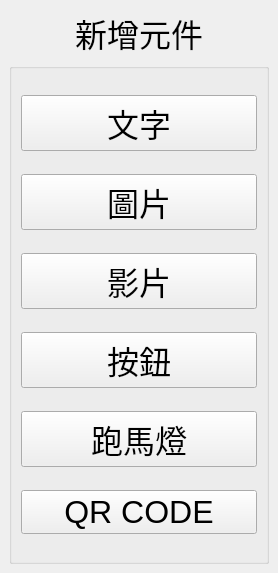
The window that src/ActiveManager/LayerAddContent.ui (roger0816/BoardT) describes before a commit, drawn with Qt 5.
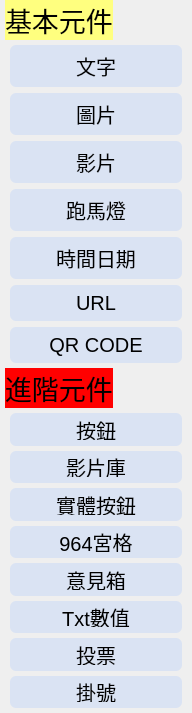
The same window after the commit.

Diff of the .ui file:
```diff
--- a/src/ActiveManager/LayerAddContent.ui
+++ b/src/ActiveManager/LayerAddContent.ui
@@ -6,8 +6,8 @@
    <rect>
     <x>0</x>
     <y>0</y>
-    <width>278</width>
-    <height>573</height>
+    <width>192</width>
+    <height>713</height>
    </rect>
   </property>
   <property name="windowTitle">
@@ -36,18 +36,293 @@
        <pointsize>24</pointsize>
       </font>
      </property>
+     <property name="styleSheet">
+      <string notr="true">QWidget#wBg{background-color: rgba(255, 255, 255, 0);}
+QPushButton {
+	background-color: rgb(218, 227, 243);
+	border:none;
+    border-radius: 6px;
+    border-color: beige;
+    font:  20px;
+    min-width: 8em;
+	min-height:1.2em;
+    padding: 6px;
+}
+QPushButton:pressed {
+ 
+	background-color: rgb(198, 200, 223);
+
+    border-style: outset;
+    border-width: 2px;
+}</string>
+     </property>
      <layout class="QGridLayout" name="gridLayout_2">
+      <property name="leftMargin">
+       <number>5</number>
+      </property>
+      <property name="topMargin">
+       <number>0</number>
+      </property>
+      <property name="rightMargin">
+       <number>5</number>
+      </property>
+      <property name="bottomMargin">
+       <number>0</number>
+      </property>
+      <property name="spacing">
+       <number>0</number>
+      </property>
+      <item row="3" column="0">
+       <widget class="QWidget" name="wAdv" native="true">
+        <property name="minimumSize">
+         <size>
+          <width>0</width>
+          <height>200</height>
+         </size>
+        </property>
+        <layout class="QVBoxLayout" name="verticalLayout_2">
+         <property name="spacing">
+          <number>5</number>
+         </property>
+         <property name="leftMargin">
+          <number>5</number>
+         </property>
+         <property name="topMargin">
+          <number>5</number>
+         </property>
+         <property name="rightMargin">
+          <number>5</number>
+         </property>
+         <property name="bottomMargin">
+          <number>5</number>
+         </property>
+         <item>
+          <widget class="QPushButton" name="btnAddBtn">
+           <property name="font">
+            <font>
+             <pointsize>-1</pointsize>
+             <weight>50</weight>
+             <italic>false</italic>
+             <bold>false</bold>
+            </font>
+           </property>
+           <property name="text">
+            <string>按鈕</string>
+           </property>
+          </widget>
+         </item>
+         <item>
+          <widget class="QPushButton" name="btnAddMedia">
+           <property name="text">
+            <string>影片庫</string>
+           </property>
+          </widget>
+         </item>
+         <item>
+          <widget class="QPushButton" name="btnAddPixBtn">
+           <property name="text">
+            <string>實體按鈕</string>
+           </property>
+          </widget>
+         </item>
+         <item>
+          <widget class="QPushButton" name="btnAdd964">
+           <property name="text">
+            <string>964宮格</string>
+           </property>
+          </widget>
+         </item>
+         <item>
+          <widget class="QPushButton" name="btnAddPaiter">
+           <property name="text">
+            <string>意見箱</string>
+           </property>
+          </widget>
+         </item>
+         <item>
+          <widget class="QPushButton" name="btnAddTxtValue">
+           <property name="text">
+            <string>Txt數值</string>
+           </property>
+          </widget>
+         </item>
+         <item>
+          <widget class="QPushButton" name="btnAddTicket">
+           <property name="text">
+            <string>投票</string>
+           </property>
+          </widget>
+         </item>
+         <item>
+          <widget class="QPushButton" name="btnAddOrder">
+           <property name="text">
+            <string>掛號</string>
+           </property>
+          </widget>
+         </item>
+         <item>
+          <spacer name="verticalSpacer_2">
+           <property name="orientation">
+            <enum>Qt::Vertical</enum>
+           </property>
+           <property name="sizeHint" stdset="0">
+            <size>
+             <width>20</width>
+             <height>40</height>
+            </size>
+           </property>
+          </spacer>
+         </item>
+        </layout>
+       </widget>
+      </item>
+      <item row="2" column="0">
+       <widget class="QWidget" name="widget_3" native="true">
+        <property name="minimumSize">
+         <size>
+          <width>0</width>
+          <height>40</height>
+         </size>
+        </property>
+        <layout class="QGridLayout" name="gridLayout_4">
+         <property name="leftMargin">
+          <number>0</number>
+         </property>
+         <property name="topMargin">
+          <number>0</number>
+         </property>
+         <property name="rightMargin">
+          <number>0</number>
+         </property>
+         <property name="bottomMargin">
+          <number>0</number>
+         </property>
+         <item row="0" column="0">
+          <widget class="QLabel" name="label_2">
+           <property name="sizePolicy">
+            <sizepolicy hsizetype="Maximum" vsizetype="Maximum">
+             <horstretch>0</horstretch>
+             <verstretch>0</verstretch>
+            </sizepolicy>
+           </property>
+           <property name="font">
+            <font>
+             <pointsize>20</pointsize>
+            </font>
+           </property>
+           <property name="styleSheet">
+            <string notr="true">background-color: rgb(255, 0, 0);</string>
+           </property>
+           <property name="text">
+            <string>進階元件</string>
+           </property>
+          </widget>
+         </item>
+         <item row="0" column="1">
+          <spacer name="horizontalSpacer_2">
+           <property name="orientation">
+            <enum>Qt::Horizontal</enum>
+           </property>
+           <property name="sizeHint" stdset="0">
+            <size>
+             <width>40</width>
+             <height>20</height>
+            </size>
+           </property>
+          </spacer>
+         </item>
+        </layout>
+       </widget>
+      </item>
+      <item row="0" column="0">
+       <widget class="QWidget" name="widget_2" native="true">
+        <property name="minimumSize">
+         <size>
+          <width>0</width>
+          <height>40</height>
+         </size>
+        </property>
+        <layout class="QGridLayout" name="gridLayout_3">
+         <property name="leftMargin">
+          <number>0</number>
+         </property>
+         <property name="topMargin">
+          <number>0</number>
+         </property>
+         <property name="rightMargin">
+          <number>0</number>
+         </property>
+         <property name="bottomMargin">
+          <number>0</number>
+         </property>
+         <property name="horizontalSpacing">
+          <number>0</number>
+         </property>
+         <item row="0" column="0">
+          <widget class="QLabel" name="label">
+           <property name="sizePolicy">
+            <sizepolicy hsizetype="Maximum" vsizetype="Maximum">
+             <horstretch>0</horstretch>
+             <verstretch>0</verstretch>
+            </sizepolicy>
+           </property>
+           <property name="font">
+            <font>
+             <pointsize>20</pointsize>
+            </font>
+           </property>
+           <property name="styleSheet">
+            <string notr="true">background-color: rgb(255, 255, 127);</string>
+           </property>
+           <property name="text">
+            <string>基本元件</string>
+           </property>
+           <property name="alignment">
+            <set>Qt::AlignLeading|Qt::AlignLeft|Qt::AlignVCenter</set>
+           </property>
+          </widget>
+         </item>
+         <item row="0" column="1">
+          <spacer name="horizontalSpacer">
+           <property name="orientation">
+            <enum>Qt::Horizontal</enum>
+           </property>
+           <property name="sizeHint" stdset="0">
+            <size>
+             <width>40</width>
+             <height>20</height>
+            </size>
+           </property>
+          </spacer>
+         </item>
+        </layout>
+       </widget>
+      </item>
       <item row="1" column="0">
-       <widget class="QGroupBox" name="groupBox">
-        <property name="title">
-         <string/>
-        </property>
-        <property name="alignment">
-         <set>Qt::AlignCenter</set>
-        </property>
+       <widget class="QWidget" name="wBasic" native="true">
         <layout class="QVBoxLayout" name="verticalLayout">
+         <property name="leftMargin">
+          <number>5</number>
+         </property>
+         <property name="topMargin">
+          <number>5</number>
+         </property>
+         <property name="rightMargin">
+          <number>5</number>
+         </property>
+         <property name="bottomMargin">
+          <number>5</number>
+         </property>
          <item>
           <widget class="QPushButton" name="btnAddText">
+           <property name="font">
+            <font>
+             <pointsize>-1</pointsize>
+             <weight>50</weight>
+             <italic>false</italic>
+             <bold>false</bold>
+            </font>
+           </property>
            <property name="text">
             <string>文字</string>
            </property>
@@ -55,6 +330,14 @@
          </item>
          <item>
           <widget class="QPushButton" name="btnAddPic">
+           <property name="font">
+            <font>
+             <pointsize>-1</pointsize>
+             <weight>50</weight>
+             <italic>false</italic>
+             <bold>false</bold>
+            </font>
+           </property>
            <property name="text">
             <string>圖片</string>
            </property>
@@ -62,51 +345,79 @@
          </item>
          <item>
           <widget class="QPushButton" name="btnAddVideo">
+           <property name="font">
+            <font>
+             <pointsize>-1</pointsize>
+             <weight>50</weight>
+             <italic>false</italic>
+             <bold>false</bold>
+            </font>
+           </property>
            <property name="text">
             <string>影片</string>
            </property>
           </widget>
          </item>
-         <item>
-          <widget class="QPushButton" name="btnAddBtn">
-           <property name="text">
-            <string>按鈕</string>
-           </property>
-          </widget>
-         </item>
          <item>
           <widget class="QPushButton" name="btnAddMar">
+           <property name="font">
+            <font>
+             <pointsize>-1</pointsize>
+             <weight>50</weight>
+             <italic>false</italic>
+             <bold>false</bold>
+            </font>
+           </property>
            <property name="text">
             <string>跑馬燈</string>
            </property>
           </widget>
          </item>
+         <item>
+          <widget class="QPushButton" name="btnAddDateTime">
+           <property name="text">
+            <string>時間日期</string>
+           </property>
+          </widget>
+         </item>
+         <item>
+          <widget class="QPushButton" name="btnAddUrl">
+           <property name="text">
+            <string>URL</string>
+           </property>
+          </widget>
+         </item>
          <item>
           <widget class="QPushButton" name="btnAddQr">
+           <property name="font">
+            <font>
+             <pointsize>-1</pointsize>
+             <weight>50</weight>
+             <italic>false</italic>
+             <bold>false</bold>
+            </font>
+           </property>
            <property name="text">
             <string>QR CODE</string>
            </property>
           </widget>
          </item>
+         <item>
+          <spacer name="verticalSpacer">
+           <property name="orientation">
+            <enum>Qt::Vertical</enum>
+           </property>
+           <property name="sizeHint" stdset="0">
+            <size>
+             <width>20</width>
+             <height>40</height>
+            </size>
+           </property>
+          </spacer>
+         </item>
         </layout>
        </widget>
       </item>
-      <item row="0" column="0">
-       <widget class="QLabel" name="label">
-        <property name="sizePolicy">
-         <sizepolicy hsizetype="Preferred" vsizetype="Maximum">
-          <horstretch>0</horstretch>
-          <verstretch>0</verstretch>
-         </sizepolicy>
-        </property>
-        <property name="text">
-         <string>新增元件</string>
-        </property>
-        <property name="alignment">
-         <set>Qt::AlignCenter</set>
-        </property>
-       </widget>
-      </item>
      </layout>
     </widget>
    </item>
```
